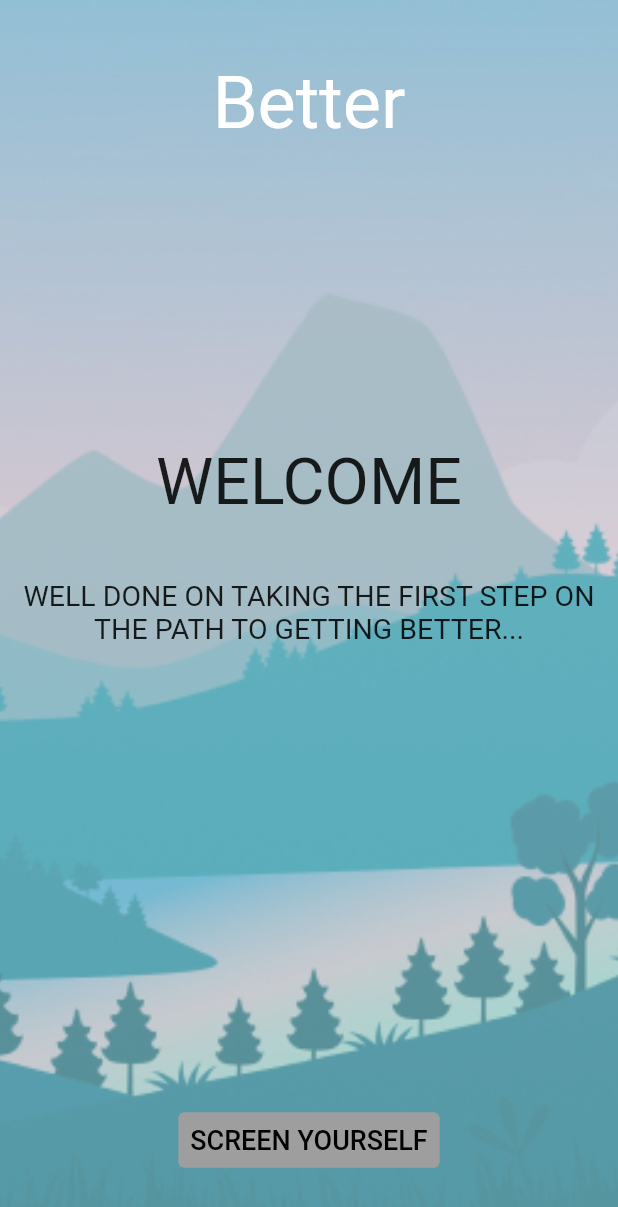
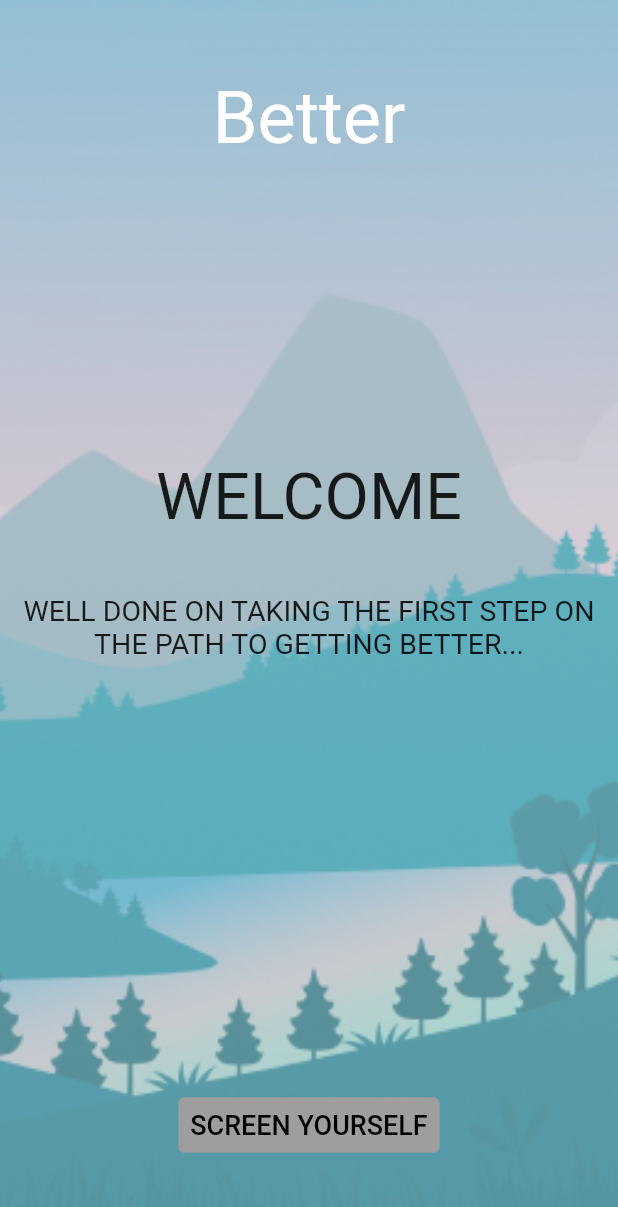
Before and after one commit to charlieblindsay/better, a Flutter app: the screen it shows after launch, on a phone screen of 412 x 824 dp. Shown: the top 1207 px of the screen. Run offline on Flutter 3.47's test engine with Material 2 defaults, Android fonts, the phone set to English and light mode, and no system bars; Roboto replaces fonts that are missing (Cherry, Sen).

Commit message:
updated constants

```diff
--- a/lib/constants.dart
+++ b/lib/constants.dart
@@ -1,6 +1,6 @@
 import 'package:flutter/material.dart';
 
-EdgeInsets kPaddingContainer = EdgeInsets.symmetric(vertical: 40.0, horizontal: 15.0);
+EdgeInsets kPaddingContainer = EdgeInsets.symmetric(vertical: 50.0, horizontal: 15.0);
 EdgeInsets kPaddingHomeScreenWelcome = EdgeInsets.fromLTRB(0.0, 200.0, 0.0, 40.0);
 
 ///FontStyle
```
